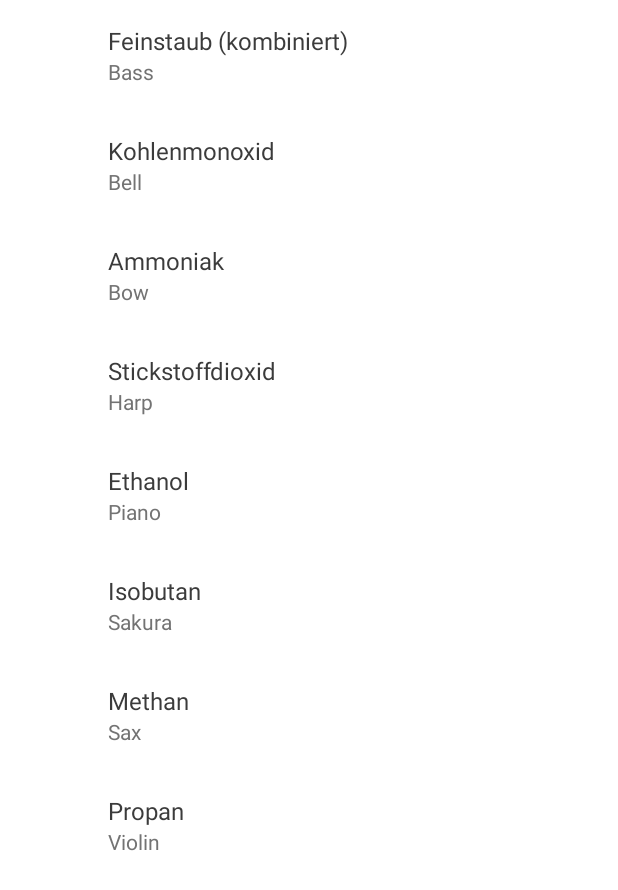
After one commit to thymoze/sonification, an Android app: the fragment SoundsPreferencesFragment shown on its own in the app's theme, on a phone screen of 412 x 824 dp. The commit adds this screen. Shown: the top 890 px of the screen. Run offline under Robolectric (Android 15) with nearby library versions, the phone set to English and light mode, and no system bars; our stand-ins replace androidx.preference; 1 statement that could not run was skipped.

Commit message:
Added sound preferences to the settings

```diff
--- /dev/null
+++ b/sonification/app/src/main/java/mupro/hcm/sonification/preferences/SoundsPreferencesFragment.java
@@ -0,0 +1,37 @@
+package mupro.hcm.sonification.preferences;
+
+import android.content.SharedPreferences;
+import android.os.Bundle;
+
+import androidx.preference.ListPreference;
+import androidx.preference.PreferenceFragmentCompat;
+import androidx.preference.PreferenceManager;
+import mupro.hcm.sonification.R;
+import mupro.hcm.sonification.utils.Direction;
+import mupro.hcm.sonification.utils.Sound;
+import mupro.hcm.sonification.utils.SoundQueue;
+
+public class SoundsPreferencesFragment extends PreferenceFragmentCompat implements SharedPreferences.OnSharedPreferenceChangeListener {
+
+    @Override
+    public void onCreatePreferences(Bundle savedInstanceState, String rootKey) {
+        setPreferencesFromResource(R.xml.preferences_sounds, rootKey);
+
+        SharedPreferences prefs = PreferenceManager.getDefaultSharedPreferences(getContext());
+        prefs.registerOnSharedPreferenceChangeListener(this);
+    }
+
+    @Override
+    public void onResume() {
+        super.onResume();
+        ((PreferencesActivity) getActivity()).setActionBarTitle(getResources().getString(R.string.title_sounds));
+    }
+
+    @Override
+    public void onSharedPreferenceChanged(SharedPreferences sharedPreferences, String key) {
+        ListPreference preference =  (ListPreference) findPreference(key);
+        SoundQueue queue = new SoundQueue(getContext());
+        queue.playSound(new Sound(preference.getValue(), Direction.UP));
+        queue.playSound(new Sound(preference.getValue(), Direction.DOWN));
+    }
+}
--- a/sonification/app/src/main/res/values/arrays.xml
+++ b/sonification/app/src/main/res/values/arrays.xml
@@ -9,4 +9,32 @@
         <item>PM10</item>
         <item>PM25</item>
     </string-array>
+
+    <string-array name="sounds">
+        <item>Bass</item>
+        <item>Bell</item>
+        <item>Bow</item>
+        <item>Harp</item>
+        <item>Piano</item>
+        <item>Sakura</item>
+        <item>Sax</item>
+        <item>Violin</item>
+    </string-array>
+
+    <string-array name="gases">
+        <item>Feinstaub 2.5</item>
+        <item>Feinstaub 10</item>
+        <item>Kohlenmonoxid</item>
+        <item>Ammoniak</item>
+        <item>Stickstoffdioxid</item>
+        <item>Ethanol</item>
+        <item>Wasserstoff</item>
+        <item>Isobutan</item>
+        <item>Methan</item>
+        <item>Propan</item>
+        <item>Luftfeuchtigkeit</item>
+        <item>Luftdruck</item>
+        <item>Temperatur (SHT)</item>
+        <item>Temperatur (BMP)</item>
+    </string-array>
 </resources>
--- a/sonification/app/src/main/res/values/strings.xml
+++ b/sonification/app/src/main/res/values/strings.xml
@@ -3,6 +3,7 @@
     <string name="title_home">Home</string>
     <string name="title_charts">Charts</string>
     <string name="title_map">Map</string>
+    <string name="title_sounds">Sounds</string>
 
     <string name="stop">Stop</string>
     <string name="poweroff">Herunterfahren</string>
@@ -21,6 +22,7 @@
     <!-- Charts -->
     <string name="no_charts">Keine Charts aktiviert.</string>
 
+    <string name="pm">Feinstaub (kombiniert)</string>
     <string name="pm25">Feinstaub 2.5</string>
     <string name="pm10">Feinstaub 10</string>
     <string name="co">Kohlenmonoxid</string>
@@ -35,4 +37,13 @@
     <string name="pressure">Luftdruck</string>
     <string name="temperatureSHT">Temperatur (SHT)</string>
     <string name="temperatureBMP">Temperatur (BMP)</string>
+
+    <string name="bass">Bass</string>
+    <string name="bell"> Bell</string>
+    <string name="bow">Bow</string>
+    <string name="harp">Harp</string>
+    <string name="piano">Piano</string>
+    <string name="sakura">Sakura</string>
+    <string name="sax">Sax</string>
+    <string name="violin">Violin</string>
 </resources>
--- /dev/null
+++ b/sonification/app/src/main/res/xml/preferences_sounds.xml
@@ -0,0 +1,77 @@
+<?xml version="1.0" encoding="utf-8"?>
+<PreferenceScreen xmlns:android="http://schemas.android.com/apk/res/android"
+    xmlns:app="http://schemas.android.com/apk/res-auto"
+    android:title="@string/title_sounds">
+
+    <ListPreference
+        android:defaultValue="@string/bass"
+        android:entries="@array/sounds"
+        android:entryValues="@array/sounds"
+        android:summary="%s"
+        app:key="pm_preference"
+        app:title="@string/pm" />
+
+    <ListPreference
+        android:defaultValue="@string/bell"
+        android:entries="@array/sounds"
+        android:entryValues="@array/sounds"
+        android:summary="%s"
+        app:key="co_preference"
+        app:title="@string/co" />
+
+    <ListPreference
+        android:defaultValue="@string/bow"
+        android:entries="@array/sounds"
+        android:entryValues="@array/sounds"
+        android:summary="%s"
+        app:key="nh3_preference"
+        app:title="@string/nh3" />
+
+    <ListPreference
+        android:defaultValue="@string/harp"
+        android:entries="@array/sounds"
+        android:entryValues="@array/sounds"
+        android:summary="%s"
+        app:key="no2_preference"
+        app:title="@string/no2" />
+
+    <ListPreference
+        android:defaultValue="@string/piano"
+        android:entries="@array/sounds"
+        android:entryValues="@array/sounds"
+        android:summary="%s"
+        app:key="c2h5oh_preference"
+        app:title="@string/c2h5oh" />
+
+    <!--<ListPreference
+        app:key="h2_preference"
+        android:entries="@array/sounds"
+        android:entryValues="@array/sounds"
+        app:title="@string/h2"
+android:summary="%s"/>-->
+
+    <ListPreference
+        android:defaultValue="@string/sakura"
+        android:entries="@array/sounds"
+        android:entryValues="@array/sounds"
+        android:summary="%s"
+        app:key="c4h10_preference"
+        app:title="@string/c4h10" />
+
+    <ListPreference
+        android:defaultValue="@string/sax"
+        android:entries="@array/sounds"
+        android:entryValues="@array/sounds"
+        android:summary="%s"
+        app:key="ch4_preference"
+        app:title="@string/ch4" />
+
+    <ListPreference
+        android:defaultValue="@string/violin"
+        android:entries="@array/sounds"
+        android:entryValues="@array/sounds"
+        android:summary="%s"
+        app:key="c3h8_preference"
+        app:title="@string/c3h8" />
+
+</PreferenceScreen>
```
Also changed, not shown: sonification/app/src/main/java/mupro/hcm/sonification/services/DataService.java (+0 -8 lines), sonification/app/src/main/java/mupro/hcm/sonification/utils/Direction.java (added, +16 -0 lines), sonification/app/src/main/java/mupro/hcm/sonification/utils/Sound.java (added, +27 -0 lines), sonification/app/src/main/java/mupro/hcm/sonification/utils/SoundQueue.java (+6 -4 lines), sonification/app/src/main/res/xml/preferences.xml (+12 -0 lines), 2 other files.
